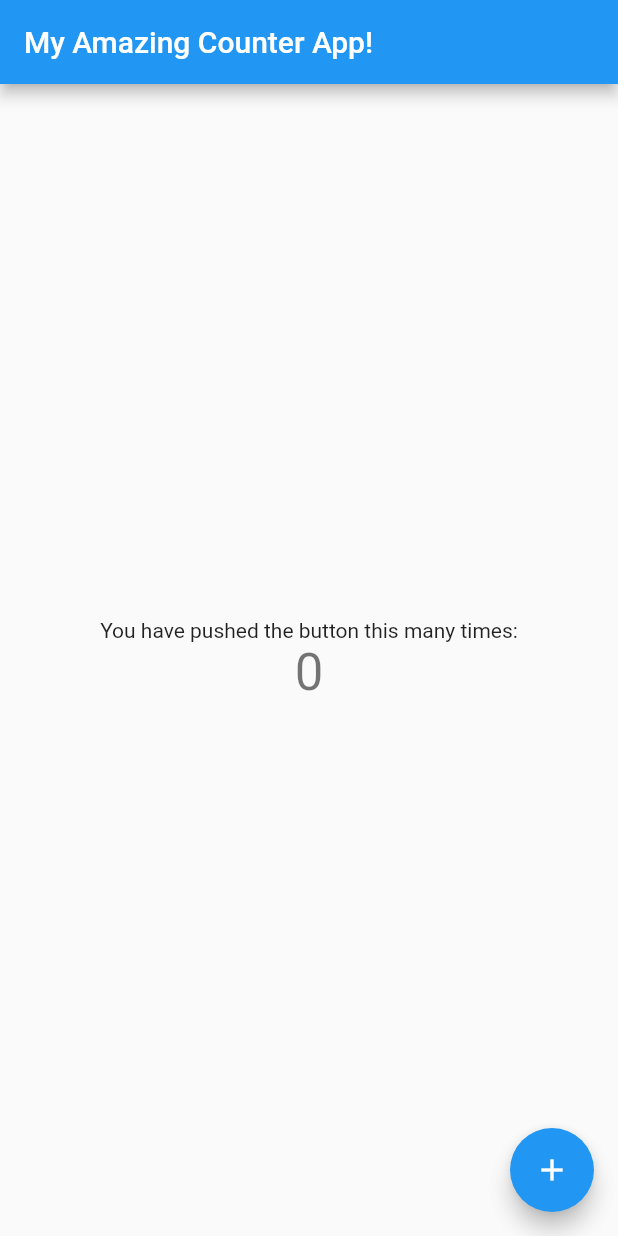
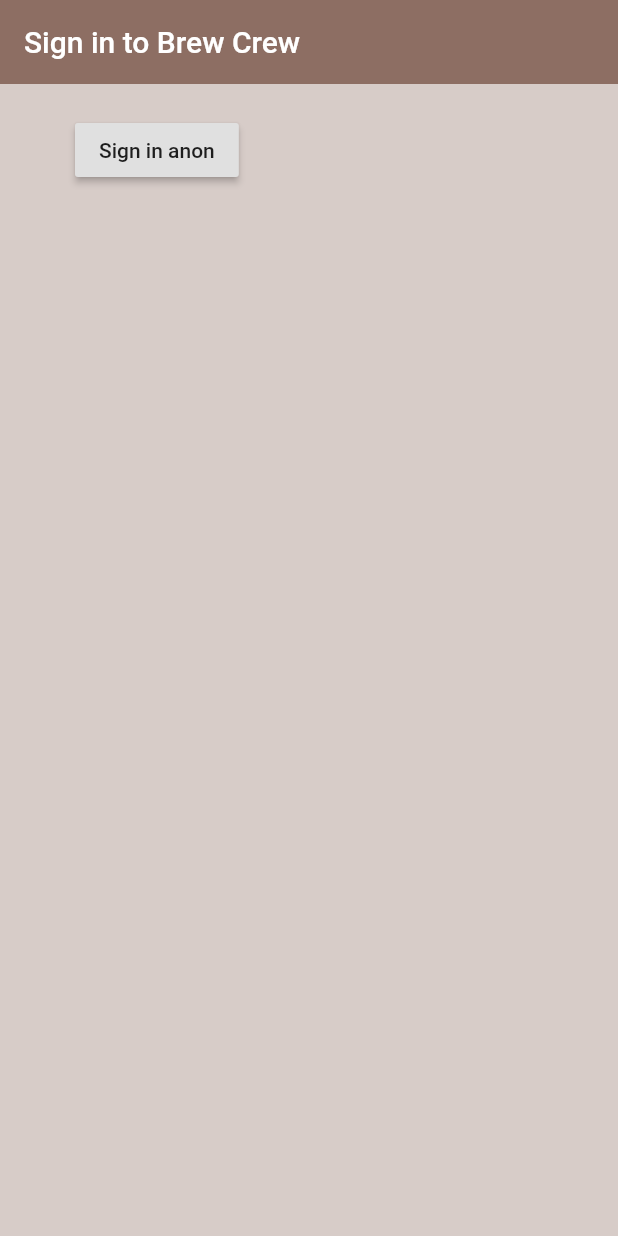
Before and after one commit to harpreets595/flutter_test_app, a Flutter app: the screen it shows after launch, on a phone screen of 412 x 824 dp. Run offline on Flutter 3.47's test engine with Material 2 defaults, Android fonts, the phone set to English and light mode, and no system bars; our stand-ins replace firebase_auth, firebase_core, firebase_database; accounts and stored records are empty.

```diff
--- /dev/null
+++ b/lib/authenticate/authenticate.dart
@@ -0,0 +1,17 @@
+import 'package:flutter/material.dart';
+import 'package:flutter_app/authenticate/sign_in.dart';
+
+class Authenticate extends StatefulWidget {
+  @override
+  _AuthenticateState createState() => _AuthenticateState();
+}
+
+class _AuthenticateState extends State<Authenticate> {
+  @override
+  Widget build(BuildContext context) {
+    return Container(
+      child: SignIn(),
+
+    );
+  }
+}
--- /dev/null
+++ b/lib/authenticate/sign_in.dart
@@ -0,0 +1,40 @@
+import 'package:flutter/material.dart';
+import 'package:flutter_app/services/auth.dart';
+
+class SignIn extends StatefulWidget {
+  @override
+  _SignInState createState() => _SignInState();
+}
+
+class _SignInState extends State<SignIn> {
+  final AuthService _auth = AuthService();
+
+
+  @override
+  Widget build(BuildContext context) {
+    return Scaffold(
+      backgroundColor: Colors.brown[100],
+      appBar: AppBar(
+        backgroundColor: Colors.brown[400],
+        elevation: 0.0,
+        title: Text("Sign in to Brew Crew"),
+      ),
+      body: Container(
+        padding: EdgeInsets.symmetric(vertical: 20, horizontal: 50),
+        child: RaisedButton(
+          child: Text('Sign in anon'),
+          onPressed: () async {
+            dynamic result = await _auth.signInAnon();
+            if(result == null)
+              print('error signing in');
+            else {
+              print('signed in');
+              print(result);
+            }
+
+          },
+        ),
+      ),
+    );
+  }
+}
--- a/lib/main.dart
+++ b/lib/main.dart
@@ -1,90 +1,22 @@
 import 'package:firebase_database/firebase_database.dart';
 import 'package:flutter/material.dart';
 import 'package:firebase_core/firebase_core.dart';
+import 'package:flutter_app/screens/wrapper.dart';
 
 
-Future<void> main() async {
+void main() async {
   WidgetsFlutterBinding.ensureInitialized();
-
+  await Firebase.initializeApp();
   runApp(MyApp());
 }
 
 class MyApp extends StatelessWidget {
-  final Future<FirebaseApp> _fbApp = Firebase.initializeApp();
+
 
   @override
   Widget build(BuildContext context) {
     return MaterialApp(
-      title: 'Flutter Demo',
-      theme: ThemeData(
-        primarySwatch: Colors.blue,
-      ),
-      home: FutureBuilder(
-        future: _fbApp,
-        builder: (context, snapshot){
-          if(snapshot.hasError){
-            print ('You have an error! ${snapshot.error.toString()}');
-            return Text('Something went wrong!');
-          } else if(snapshot.hasData){
-            return MyHomePage(title: 'My Amazing Counter App!');
-          } else{
-            return Center(
-              child: CircularProgressIndicator(),
-            );
-          }
-
-        },
-      )
-      //MyHomePage(title: 'Flutter Demo Home Page'),
+      home: Wrapper(),
     );
   }
 }
-
-class MyHomePage extends StatefulWidget {
-  MyHomePage({Key key, this.title}) : super(key: key);
-  final String title;
-
-  @override
-  _MyHomePageState createState() => _MyHomePageState();
-}
-
-class _MyHomePageState extends State<MyHomePage> {
-  int _counter = 0;
-
-  void _incrementCounter() {
-    DatabaseReference _testRef= FirebaseDatabase.instance.reference().child("test");
-
-    setState(() {
-      _counter++;
-      _testRef.set('the amount clicked on plus: ${_counter}');
-    });
-  }
-
-  @override
-  Widget build(BuildContext context) {
-    return Scaffold(
-      appBar: AppBar(
-        title: Text(widget.title),
-      ),
-      body: Center(
-        child: Column(
-          mainAxisAlignment: MainAxisAlignment.center,
-          children: <Widget>[
-            Text(
-              'You have pushed the button this many times:',
-            ),
-            Text(
-              '$_counter',
-              style: Theme.of(context).textTheme.headline4,
-            ),
-          ],
-        ),
-      ),
-      floatingActionButton: FloatingActionButton(
-        onPressed: _incrementCounter,
-        tooltip: 'Increment',
-        child: Icon(Icons.add),
-      ), // This trailing comma makes auto-formatting nicer for build methods.
-    );
-  }
-}
--- /dev/null
+++ b/lib/screens/wrapper.dart
@@ -0,0 +1,12 @@
+import 'package:flutter/material.dart';
+import 'package:flutter_app/authenticate/authenticate.dart';
+import 'package:flutter_app/home/home.dart';
+
+class Wrapper extends StatelessWidget {
+  @override
+  Widget build(BuildContext context) {
+
+    // return home or Authenticate
+    return Authenticate();
+  }
+}
--- a/sources.txt
+++ b/sources.txt
@@ -5,4 +5,4 @@ https://firebase.flutter.dev/
 
 youtube tutorial video:
 
-https://www.youtube.com/watch?v=z05m8nlPRxk&list=PL4cUxeGkcC9j--TKIdkb3ISfRbJeJYQwC&index=3
+https://www.youtube.com/watch?v=PS0b2gJ04Bs&list=PL4cUxeGkcC9j--TKIdkb3ISfRbJeJYQwC&index=6
```
Also changed, not shown: lib/home/home.dart (added, +10 -0 lines), lib/services/auth.dart (added, +26 -0 lines).
